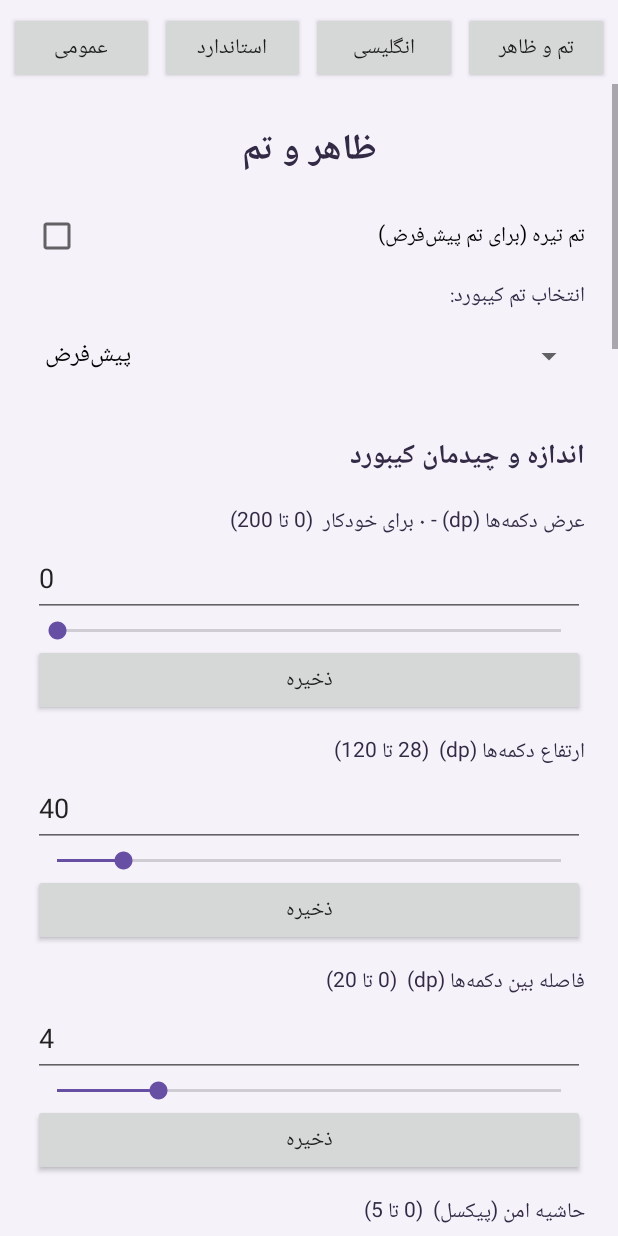
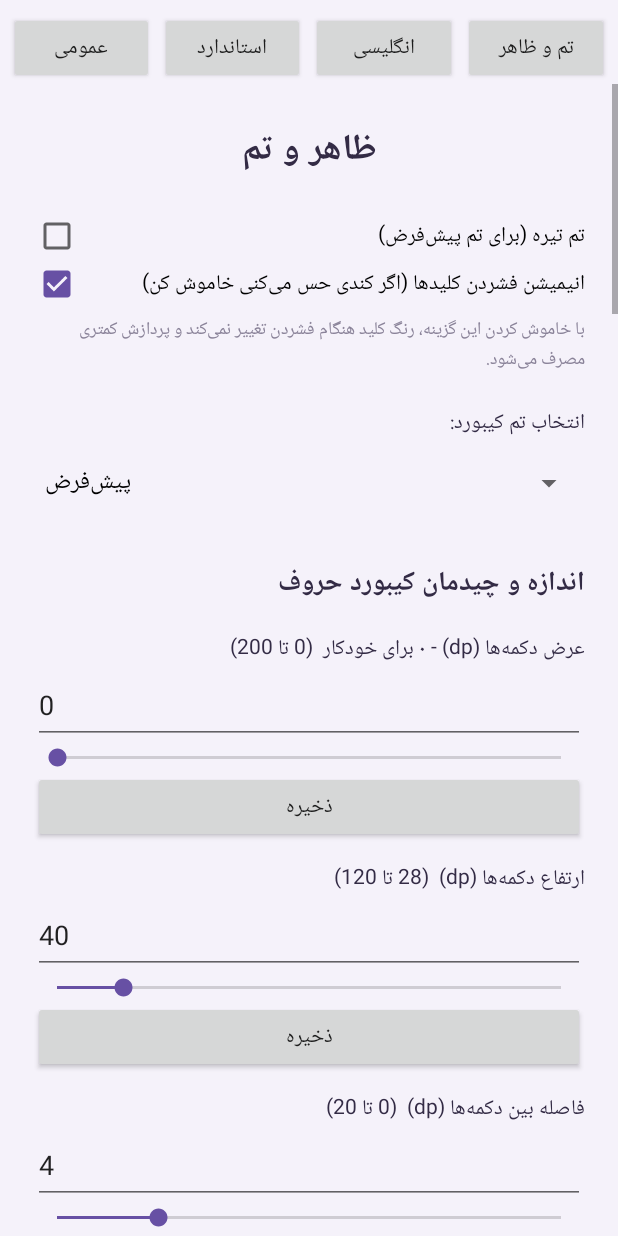
Before and after one commit to smhosseini397/SMHKeyBoard.ai, an Android app: the screen it shows after launch (SettingsActivity), after a tap on "تم و ظاهر", on a phone screen of 412 x 824 dp. Run offline under Robolectric (Android 15) with nearby library versions, the phone set to English and light mode, and no system bars; 3 other taps on this screen came first.

Commit message:
Update SettingsActivity.kt

```diff
--- a/app/src/main/java/com/farshekashan/keyfarsi/SettingsActivity.kt
+++ b/app/src/main/java/com/farshekashan/keyfarsi/SettingsActivity.kt
@@ -227,7 +227,6 @@ class SettingsActivity : Activity() {
             setPadding(0, dp(4), 0, dp(8))
         })
 
-        // ✅ آستانه تایپ آرام: پیش‌فرض جدید ۱۵۰۰ms و محدوده گسترده‌تر
         addNumberField(
             outer,
             "آستانه تایپ آرام (میلی‌ثانیه) - بیشتر = تصحیح کمتر\nپیشنهاد: ۱۵۰۰ms برای تایپ عادی",
@@ -432,6 +431,22 @@ class SettingsActivity : Activity() {
         }
         outer.addView(dark)
 
+        // ✅ گزینه فعال/غیرفعال کردن انیمیشن فشردن کلیدها
+        val pressAnim = CheckBox(this).apply {
+            text = "انیمیشن فشردن کلیدها (اگر کندی حس می‌کنی خاموش کن)"
+            isChecked = prefs.getBoolean("key_press_animation", true)
+            setOnCheckedChangeListener { _, checked ->
+                prefs.edit().putBoolean("key_press_animation", checked).apply()
+            }
+        }
+        outer.addView(pressAnim)
+        outer.addView(TextView(this).apply {
+            text = "با خاموش کردن این گزینه، رنگ کلید هنگام فشردن تغییر نمی‌کند و پردازش کمتری مصرف می‌شود."
+            textSize = 12f
+            setTextColor(0xFF8A8399.toInt())
+            setPadding(0, dp(4), 0, dp(8))
+        })
+
         val themeLabel = TextView(this).apply {
             text = "انتخاب تم کیبورد:"
             textSize = 14f
@@ -458,7 +473,7 @@ class SettingsActivity : Activity() {
         }
         outer.addView(spinner, match())
 
-        outer.addView(sectionTitle("اندازه و چیدمان کیبورد"))
+        outer.addView(sectionTitle("اندازه و چیدمان کیبورد حروف"))
         addNumberField(outer, "عرض دکمه‌ها (dp) - ۰ برای خودکار", "fa_key_width", 0, 0, 200)
         addNumberField(outer, "ارتفاع دکمه‌ها (dp)", "fa_key_height", 40, 28, 120)
         addNumberField(outer, "فاصله بین دکمه‌ها (dp)", "fa_key_gap", 4, 0, 20)
@@ -474,6 +489,18 @@ class SettingsActivity : Activity() {
         addNumberField(outer, "عرض کیبورد در حالت افقی (dp) - ۰ برای خودکار", "keyboard_width_landscape", 0, 0, 1200)
         addNumberField(outer, "ارتفاع کیبورد در حالت افقی (dp) - ۰ برای خودکار", "keyboard_height_landscape", 0, 0, 800)
 
+        // ✅ بخش جدید: اندازه صفحه کلید عددی (مستقل از حروف)
+        outer.addView(sectionTitle("اندازه صفحه کلید عددی (مستقل از حروف)"))
+        outer.addView(TextView(this).apply {
+            text = "این مقادیر فقط روی صفحه اعداد اعمال می‌شوند و با تغییر اندازه دکمه‌های حروف، اعداد تغییر نمی‌کنند.\n۰ = خودکار (کششی)"
+            textSize = 13f
+            setTextColor(0xFF514B5D.toInt())
+            setPadding(0, dp(4), 0, dp(10))
+        })
+        addNumberField(outer, "عرض دکمه‌های عدد (dp) - ۰ برای کششی", "num_key_width", 0, 0, 200)
+        addNumberField(outer, "ارتفاع دکمه‌های عدد (dp)", "num_key_height", 46, 30, 80)
+        addNumberField(outer, "فاصله بین دکمه‌های عدد (dp) - ۰ برای پیش‌فرض", "num_key_gap", 4, 0, 20)
+
         outer.addView(sectionTitle("اندازه دکمه‌های فاصله و اینتر"))
         outer.addView(TextView(this).apply {
             text = "مقدار بزرگ‌تر = دکمه پهن‌تر. در هر دو حالت عادی و استاندارد اعمال می‌شود."
@@ -484,7 +511,6 @@ class SettingsActivity : Activity() {
         addNumberField(outer, "وزن دکمه فاصله (۱ تا ۸)", "space_weight", 3, 1, 8)
         addNumberField(outer, "وزن دکمه اینتر (۱۰ تا ۲۵ - تقسیم بر ۱۰)", "enter_weight", 15, 10, 25)
 
-        // ✅ دکمه‌های حروف: سرعت نگه‌داشتن و صفحه اعداد
         outer.addView(sectionTitle("دکمه‌های حروف و اعداد"))
         outer.addView(TextView(this).apply {
             text = "سرعت پاسخ دکمه‌ها را تنظیم کن. مقدار کمتر = پاسخ سریع‌تر هنگام نگه‌داشتن دکمه."
@@ -499,14 +525,6 @@ class SettingsActivity : Activity() {
             400,
             150,
             1200
-        )
-        addNumberField(
-            outer,
-            "ارتفاع دکمه‌های صفحه اعداد (dp) - عمودی\nپیش‌فرض: ۴۶",
-            "number_key_height",
-            46,
-            30,
-            80
         )
 
         outer.addView(sectionTitle("بک‌اسپیس"))
@@ -589,7 +607,6 @@ class SettingsActivity : Activity() {
                     .putInt("keyboard_vertical_offset", 0)
                     .putInt("space_weight", 3)
                     .putInt("enter_weight", 15)
-                    // ✅ پیش‌فرض‌های جدید
                     .putInt("slow_typing_threshold", 1500)
                     .putBoolean("auto_correct", true)
                     .putBoolean("dark", false)
@@ -597,6 +614,11 @@ class SettingsActivity : Activity() {
                     .putBoolean("standard_big_keyboard", false)
                     .putInt("long_press_delay", 400)
                     .putInt("number_key_height", 46)
+                    // ✅ پیش‌فرض‌های جدید
+                    .putInt("num_key_width", 0)
+                    .putInt("num_key_height", 46)
+                    .putInt("num_key_gap", 4)
+                    .putBoolean("key_press_animation", true)
                     .apply()
                 Toast.makeText(this@SettingsActivity, "تنظیمات بازنشانی شد", Toast.LENGTH_SHORT).show()
                 recreate()
```
